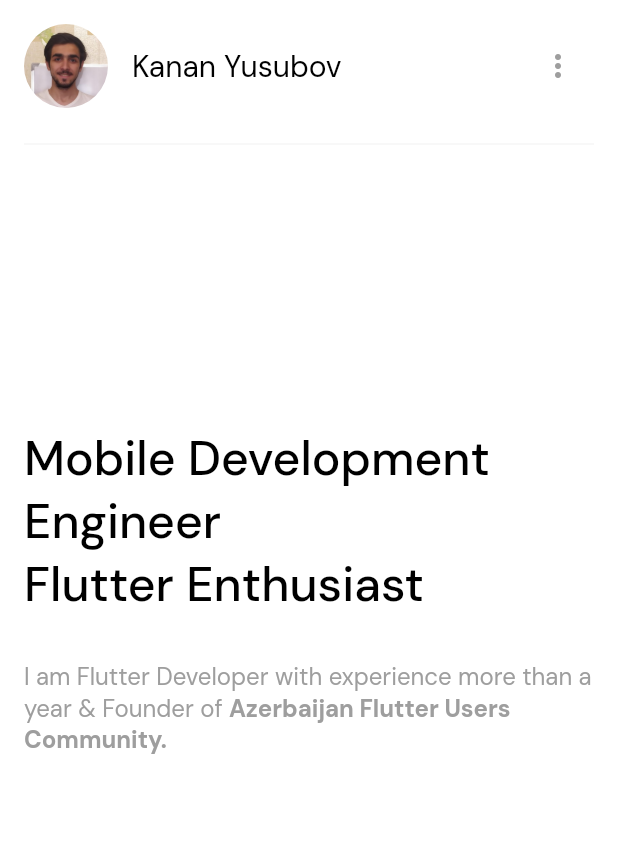
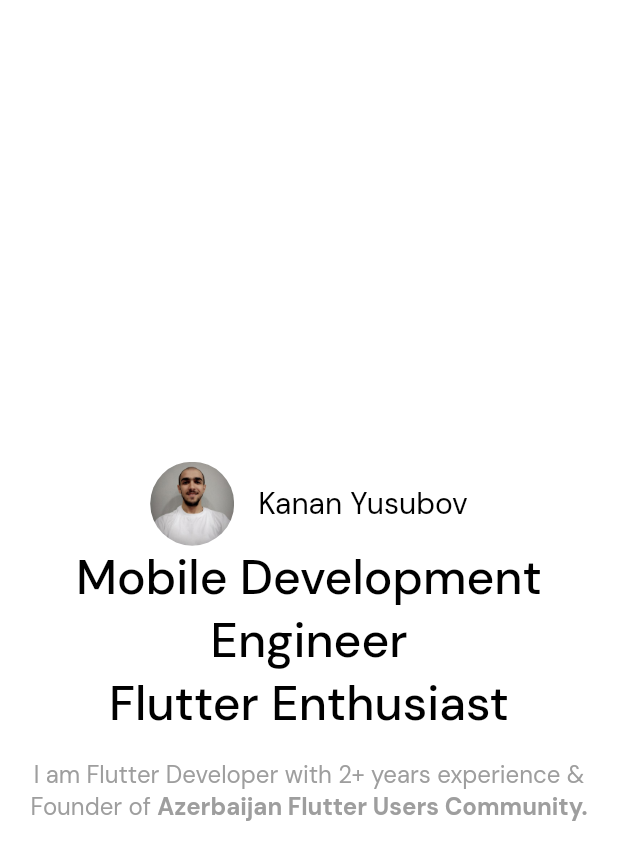
Before and after one commit to thisisyusub/Portfolio, a Flutter app: the screen it shows after launch, on a phone screen of 412 x 824 dp. Shown: the top 860 px of the screen. Run offline on Flutter 3.47's test engine with Material 2 defaults, Android fonts, the phone set to English and light mode, and no system bars; our stand-ins replace font_awesome_flutter, google_fonts, scroll_to_index, url_strategy.

Commit message:
home page redesinged

```diff
--- a/lib/presentation/pages/main/main_page.dart
+++ b/lib/presentation/pages/main/main_page.dart
@@ -21,18 +21,6 @@ class _MainPageState extends State<MainPage> {
   Widget build(BuildContext context) {
     return Scaffold(
       body: SafeArea(
-        child: Column(
-          crossAxisAlignment: CrossAxisAlignment.start,
-          children: [
-            Padding(
-              padding: const EdgeInsets.only(
-                left: 16.0,
-                right: 16.0,
-                top: 16.0,
-              ),
-              child: TopBar(),
-            ),
-            Expanded(
         child: CupertinoScrollbar(
           controller: _controller,
           child: ListView(
@@ -52,9 +40,6 @@ class _MainPageState extends State<MainPage> {
           ),
         ),
       ),
-          ],
-        ),
-      ),
     );
   }
 }
--- a/lib/presentation/pages/main/widgets/avatar.dart
+++ b/lib/presentation/pages/main/widgets/avatar.dart
@@ -1,10 +1,10 @@
-import 'package:flutter/cupertino.dart';
 import 'package:flutter/material.dart';
 
 class Avatar extends StatelessWidget {
   @override
   Widget build(BuildContext context) {
     return Row(
+      mainAxisAlignment: MainAxisAlignment.center,
       children: [
         Container(
           width: 56,
--- a/lib/presentation/pages/sections/home.dart
+++ b/lib/presentation/pages/sections/home.dart
@@ -1,4 +1,5 @@
 import 'package:flutter/material.dart';
+import 'package:portfolio/presentation/pages/main/widgets/avatar.dart';
 
 import '../../responsive_x.dart';
 
@@ -15,22 +16,27 @@ class Home extends StatelessWidget {
           fontSize = 32.0;
         }
 
-        return Column(
-          crossAxisAlignment: CrossAxisAlignment.start,
+        return SizedBox(
+          height: deviceInfo.size.height,
+          child: Column(
+            crossAxisAlignment: CrossAxisAlignment.center,
+            mainAxisAlignment: MainAxisAlignment.center,
             children: [
-            SizedBox(height: deviceInfo.size.height * 0.20),
+              Avatar(),
               Text(
                 'Mobile Development Engineer\nFlutter Enthusiast',
                 style: Theme.of(context)
                     .textTheme
                     .headline2
                     ?.copyWith(fontSize: fontSize),
+                textAlign: TextAlign.center,
               ),
-            const SizedBox(height: 30),
+              SizedBox(height: deviceInfo.size.height * 0.02),
               RichText(
+                textAlign: TextAlign.center,
                 text: TextSpan(
-                text: 'I am Flutter Developer with experience '
-                    'more than a year & Founder of ',
+                  text: 'I am Flutter Developer with 2+ years '
+                      'experience & Founder of ',
                   style: Theme.of(context).textTheme.subtitle1?.copyWith(
                         color: Theme.of(context).primaryColor,
                       ),
@@ -45,12 +51,8 @@ class Home extends StatelessWidget {
                   ],
                 ),
               ),
-            // Text(
-            //   'I am Flutter Developer with experience more than a year & '
-            //   'Founder of Azerbaijan Flutter Users Community.',
-            // ),
-            const SizedBox(height: 500),
             ],
+          ),
         );
       },
     );
```
Also changed, not shown: lib/assets/avatar.jpg. Lines whose indentation alone changed are shown as unchanged.
